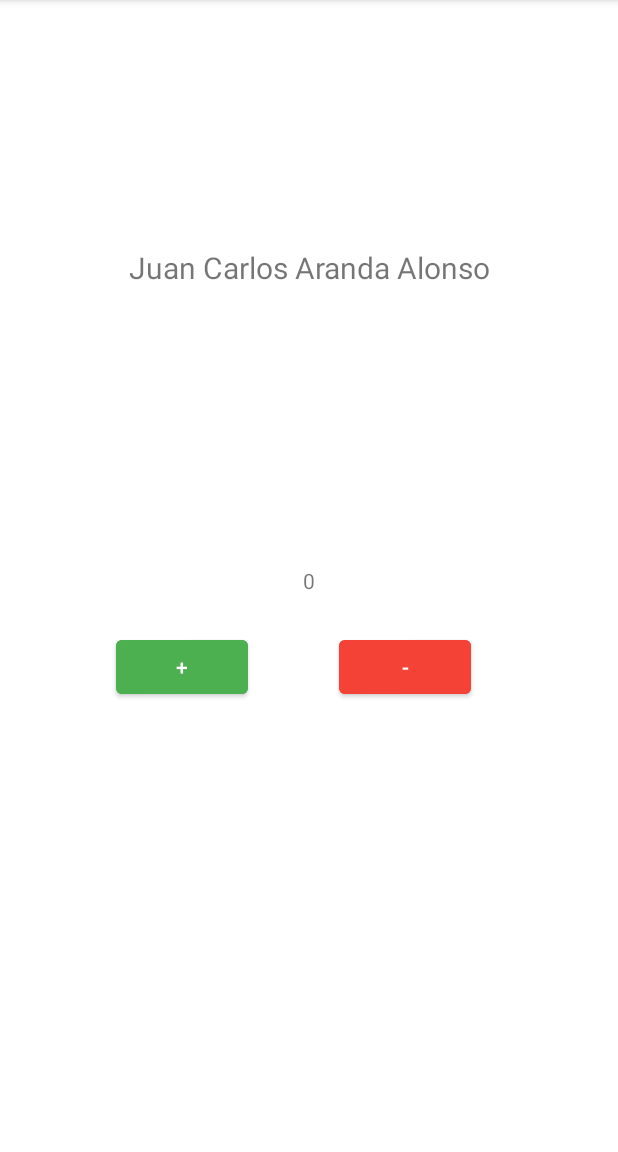
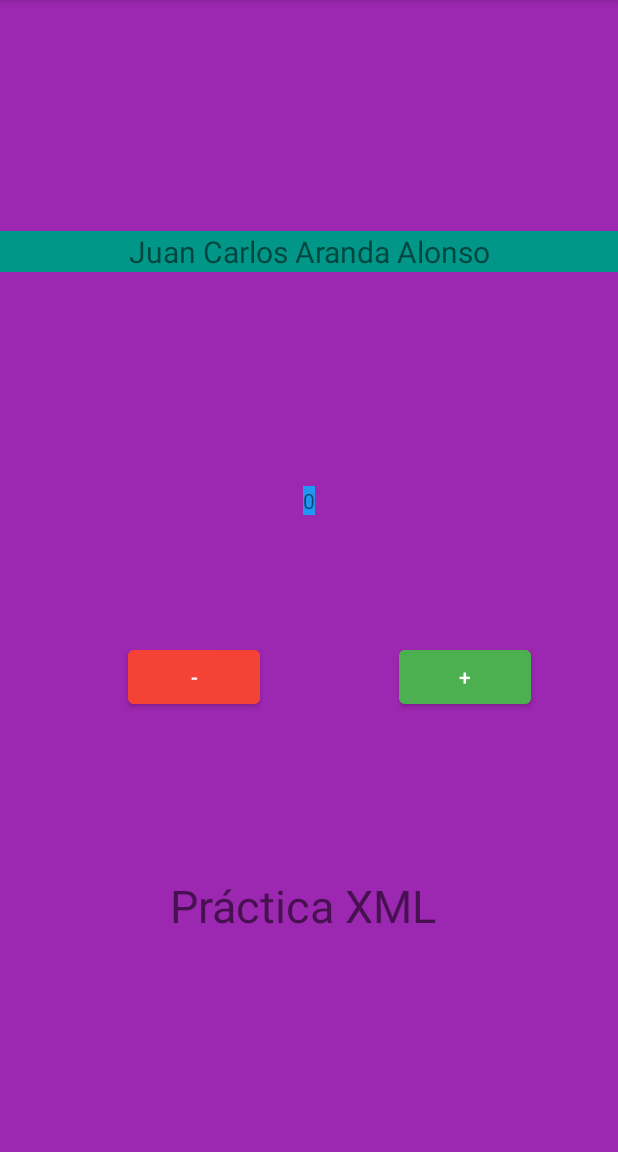
Before and after one commit to DevsBC/Increment-Decrement, an Android app: the screen it shows after launch (MainActivity), on a phone screen of 412 x 824 dp, the part 84-1236 px from its top. Run offline under Robolectric (Android 15) with nearby library versions, the phone set to English and light mode, and no system bars.

Commit message:
change background colors

```diff
--- a/app/src/main/res/layout/activity_main.xml
+++ b/app/src/main/res/layout/activity_main.xml
@@ -4,56 +4,67 @@
     xmlns:tools="http://schemas.android.com/tools"
     android:layout_width="match_parent"
     android:layout_height="match_parent"
+    android:background="#9C27B0"
     tools:context=".MainActivity">
 
     <TextView
         android:id="@+id/count"
         android:layout_width="wrap_content"
         android:layout_height="wrap_content"
-        android:layout_marginEnd="16dp"
-        android:layout_marginBottom="24dp"
+        android:layout_marginBottom="35dp"
+        android:background="#2196F3"
         android:text="Soy un contador"
-        app:layout_constraintBottom_toTopOf="@+id/decrement"
-        app:layout_constraintEnd_toStartOf="@+id/decrement" />
+        app:layout_constraintBottom_toTopOf="@+id/increment"
+        app:layout_constraintEnd_toEndOf="parent"
+        app:layout_constraintStart_toStartOf="parent"
+        app:layout_constraintTop_toTopOf="parent"
+        app:layout_constraintVertical_bias="0.869" />
 
     <Button
         android:id="@+id/increment"
         android:layout_width="wrap_content"
         android:layout_height="wrap_content"
+        android:layout_marginStart="34dp"
         android:backgroundTint="#4CAF50"
         android:text="+"
-        app:layout_constraintBottom_toBottomOf="parent"
+        app:layout_constraintBaseline_toBaselineOf="@+id/decrement"
         app:layout_constraintEnd_toEndOf="parent"
-        app:layout_constraintHorizontal_bias="0.238"
-        app:layout_constraintStart_toStartOf="parent"
-        app:layout_constraintTop_toTopOf="parent"
-        app:layout_constraintVertical_bias="0.584" />
+        app:layout_constraintStart_toEndOf="@+id/decrement" />
 
     <Button
         android:id="@+id/decrement"
         android:layout_width="wrap_content"
         android:layout_height="wrap_content"
+        android:layout_marginBottom="108dp"
         android:backgroundTint="#F44336"
         android:text="-"
-        app:layout_constraintBottom_toBottomOf="parent"
-        app:layout_constraintEnd_toEndOf="parent"
-        app:layout_constraintHorizontal_bias="0.698"
-        app:layout_constraintStart_toStartOf="parent"
-        app:layout_constraintTop_toTopOf="parent"
-        app:layout_constraintVertical_bias="0.584" />
+        app:layout_constraintBottom_toTopOf="@+id/textView3"
+        app:layout_constraintEnd_toStartOf="@+id/count"
+        app:layout_constraintHorizontal_bias="0.746"
+        app:layout_constraintStart_toStartOf="parent" />
 
     <TextView
         android:id="@+id/textView2"
         android:layout_width="0dp"
         android:layout_height="wrap_content"
-        android:layout_marginTop="158dp"
-        android:layout_marginBottom="179dp"
+        android:layout_marginTop="154dp"
+        android:background="#009688"
         android:gravity="center"
+        android:text="Juan Carlos Aranda Alonso"
         android:textSize="20dp"
-        android:text="Juan Carlos Aranda Alonso"
-        app:layout_constraintBottom_toTopOf="@+id/count"
         app:layout_constraintEnd_toEndOf="parent"
         app:layout_constraintStart_toStartOf="parent"
         app:layout_constraintTop_toTopOf="parent" />
 
+    <TextView
+        android:id="@+id/textView3"
+        android:layout_width="wrap_content"
+        android:layout_height="wrap_content"
+        android:layout_marginBottom="144dp"
+        android:text="Práctica XML "
+        android:textSize="30sp"
+        app:layout_constraintBottom_toBottomOf="parent"
+        app:layout_constraintEnd_toEndOf="parent"
+        app:layout_constraintStart_toStartOf="parent" />
+
 </androidx.constraintlayout.widget.ConstraintLayout>
```
